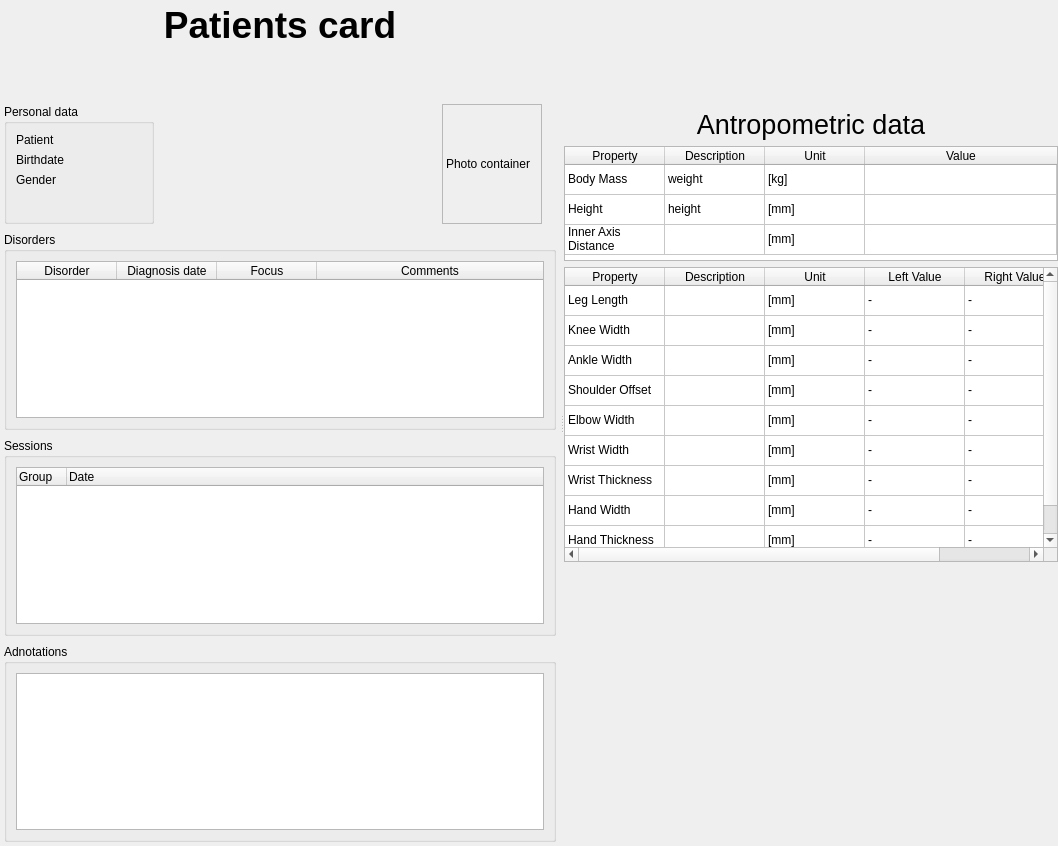
First picture: the form in trunk/src/edr/src/plugins/communication/ui/PatientCardWidget.ui, repository mk4me/hm-mde-one, before the edit.
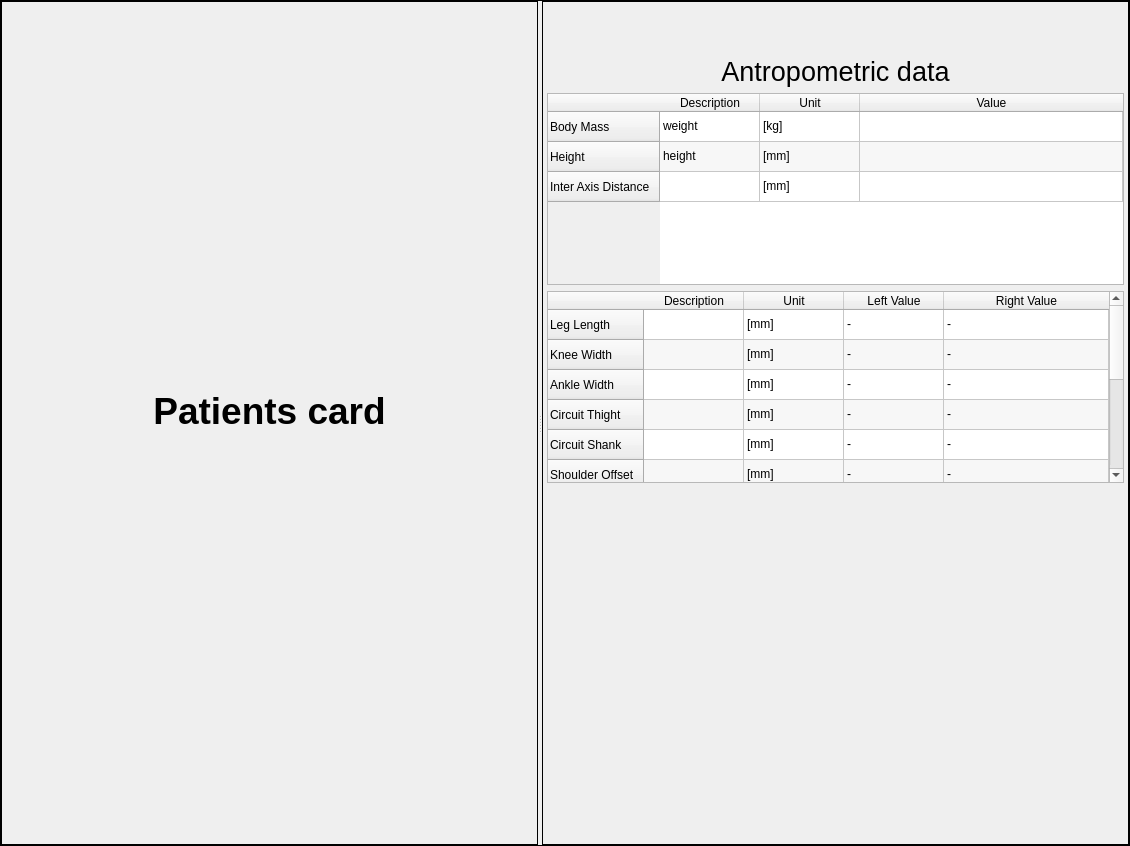
Second picture: the form after the edit.

Patch:
```diff
--- a/trunk/src/edr/src/plugins/communication/ui/PatientCardWidget.ui
+++ b/trunk/src/edr/src/plugins/communication/ui/PatientCardWidget.ui
@@ -1,25 +1,25 @@
 <?xml version="1.0" encoding="UTF-8"?>
 <ui version="4.0">
  <class>PatientCard</class>
- <widget class="QWidget" name="PatientCard">
+ <widget class="QFrame" name="PatientCard">
   <property name="geometry">
    <rect>
     <x>0</x>
     <y>0</y>
-    <width>1058</width>
+    <width>1130</width>
     <height>846</height>
    </rect>
   </property>
-  <property name="minimumSize">
-   <size>
-    <width>400</width>
-    <height>670</height>
-   </size>
-  </property>
   <property name="windowTitle">
    <string>Form</string>
   </property>
-  <layout class="QVBoxLayout" name="verticalLayout_4" stretch="0">
+  <property name="frameShape">
+   <enum>QFrame::Box</enum>
+  </property>
+  <property name="frameShadow">
+   <enum>QFrame::Plain</enum>
+  </property>
+  <layout class="QVBoxLayout" name="verticalLayout_4">
    <property name="spacing">
     <number>0</number>
    </property>
@@ -63,7 +63,7 @@
        </size>
       </property>
       <property name="frameShape">
-       <enum>QFrame::NoFrame</enum>
+       <enum>QFrame::Box</enum>
       </property>
       <layout class="QVBoxLayout" name="verticalLayout_3">
        <property name="spacing">
@@ -74,6 +74,12 @@
        </property>
        <item>
         <widget class="QLabel" name="label">
+         <property name="sizePolicy">
+          <sizepolicy hsizetype="Preferred" vsizetype="Minimum">
+           <horstretch>0</horstretch>
+           <verstretch>0</verstretch>
+          </sizepolicy>
+         </property>
          <property name="font">
           <font>
            <pointsize>28</pointsize>
@@ -87,6 +93,9 @@
          <property name="alignment">
           <set>Qt::AlignCenter</set>
          </property>
+         <property name="margin">
+          <number>9</number>
+         </property>
         </widget>
        </item>
        <item>
@@ -100,277 +109,11 @@
          <property name="sizeHint" stdset="0">
           <size>
            <width>20</width>
-           <height>50</height>
+           <height>25</height>
           </size>
          </property>
         </spacer>
        </item>
-       <item>
-        <layout class="QHBoxLayout" name="horizontalLayout">
-         <property name="spacing">
-          <number>0</number>
-         </property>
-         <property name="sizeConstraint">
-          <enum>QLayout::SetDefaultConstraint</enum>
-         </property>
-         <property name="rightMargin">
-          <number>14</number>
-         </property>
-         <item>
-          <widget class="QGroupBox" name="personalDataBox">
-           <property name="minimumSize">
-            <size>
-             <width>150</width>
-             <height>0</height>
-            </size>
-           </property>
-           <property name="title">
-            <string>Personal data</string>
-           </property>
-           <layout class="QFormLayout" name="formLayout">
-            <property name="fieldGrowthPolicy">
-             <enum>QFormLayout::AllNonFixedFieldsGrow</enum>
-            </property>
-            <property name="leftMargin">
-             <number>9</number>
-            </property>
-            <item row="0" column="0">
-             <widget class="QLabel" name="patientLabel">
-              <property name="text">
-               <string>Patient</string>
-              </property>
-             </widget>
-            </item>
-            <item row="0" column="1">
-             <widget class="QLabel" name="patientValue">
-              <property name="text">
-               <string/>
-              </property>
-             </widget>
-            </item>
-            <item row="1" column="0">
-             <widget class="QLabel" name="birthdateLabel">
-              <property name="text">
-               <string>Birthdate</string>
-              </property>
-             </widget>
-            </item>
-            <item row="1" column="1">
-             <widget class="QLabel" name="birthdateValue">
-              <property name="text">
-               <string/>
-              </property>
-             </widget>
-            </item>
-            <item row="2" column="0">
-             <widget class="QLabel" name="genderLabel">
-              <property name="text">
-               <string>Gender</string>
-              </property>
-             </widget>
-            </item>
-            <item row="2" column="1">
-             <widget class="QLabel" name="genderValue">
-              <property name="text">
-               <string/>
-              </property>
-             </widget>
-            </item>
-           </layout>
-          </widget>
-         </item>
-         <item>
-          <spacer name="horizontalSpacer">
-           <property name="orientation">
-            <enum>Qt::Horizontal</enum>
-           </property>
-           <property name="sizeHint" stdset="0">
-            <size>
-             <width>40</width>
-             <height>20</height>
-            </size>
-           </property>
-          </spacer>
-         </item>
-         <item>
-          <widget class="QLabel" name="photoContainer">
-           <property name="minimumSize">
-            <size>
-             <width>100</width>
-             <height>120</height>
-            </size>
-           </property>
-           <property name="frameShape">
-            <enum>QFrame::StyledPanel</enum>
-           </property>
-           <property name="text">
-            <string>Photo container</string>
-           </property>
-          </widget>
-         </item>
-        </layout>
-       </item>
-       <item>
-        <widget class="QGroupBox" name="disordersBox">
-         <property name="title">
-          <string>Disorders</string>
-         </property>
-         <layout class="QVBoxLayout" name="verticalLayout">
-          <item>
-           <widget class="QTableWidget" name="tableWidget">
-            <property name="sizePolicy">
-             <sizepolicy hsizetype="Expanding" vsizetype="Expanding">
-              <horstretch>0</horstretch>
-              <verstretch>0</verstretch>
-             </sizepolicy>
-            </property>
-            <property name="frameShape">
-             <enum>QFrame::StyledPanel</enum>
-            </property>
-            <property name="frameShadow">
-             <enum>QFrame::Sunken</enum>
-            </property>
-            <property name="editTriggers">
-             <set>QAbstractItemView::NoEditTriggers</set>
-            </property>
-            <property name="showDropIndicator" stdset="0">
-             <bool>false</bool>
-            </property>
-            <property name="alternatingRowColors">
-             <bool>true</bool>
-            </property>
-            <property name="selectionMode">
-             <enum>QAbstractItemView::NoSelection</enum>
-            </property>
-            <property name="textElideMode">
-             <enum>Qt::ElideLeft</enum>
-            </property>
-            <property name="gridStyle">
-             <enum>Qt::SolidLine</enum>
-            </property>
-            <property name="sortingEnabled">
-             <bool>true</bool>
-            </property>
-            <attribute name="horizontalHeaderCascadingSectionResizes">
-             <bool>true</bool>
-            </attribute>
-            <attribute name="horizontalHeaderStretchLastSection">
-             <bool>true</bool>
-            </attribute>
-            <attribute name="verticalHeaderCascadingSectionResizes">
-             <bool>false</bool>
-            </attribute>
-            <attribute name="verticalHeaderShowSortIndicator" stdset="0">
-             <bool>true</bool>
-            </attribute>
-            <attribute name="verticalHeaderStretchLastSection">
-             <bool>false</bool>
-            </attribute>
-            <column>
-             <property name="text">
-              <string>Disorder</string>
-             </property>
-            </column>
-            <column>
-             <property name="text">
-              <string>Diagnosis date</string>
-             </property>
-            </column>
-            <column>
-             <property name="text">
-              <string>Focus</string>
-             </property>
-            </column>
-            <column>
-             <property name="text">
-              <string>Comments</string>
-             </property>
-            </column>
-           </widget>
-          </item>
-         </layout>
-        </widget>
-       </item>
-       <item>
-        <widget class="QGroupBox" name="sessionsBox">
-         <property name="title">
-          <string>Sessions</string>
-         </property>
-         <layout class="QVBoxLayout" name="verticalLayout_2">
-          <item>
-           <widget class="QTreeWidget" name="treeWidget">
-            <property name="editTriggers">
-             <set>QAbstractItemView::NoEditTriggers</set>
-            </property>
-            <property name="tabKeyNavigation">
-             <bool>true</bool>
-            </property>
-            <property name="showDropIndicator" stdset="0">
-             <bool>false</bool>
-            </property>
-            <property name="alternatingRowColors">
-             <bool>true</bool>
-            </property>
-            <property name="uniformRowHeights">
-             <bool>true</bool>
-            </property>
-            <property name="sortingEnabled">
-             <bool>false</bool>
-            </property>
-            <property name="animated">
-             <bool>true</bool>
-            </property>
-            <property name="allColumnsShowFocus">
-             <bool>true</bool>
-            </property>
-            <property name="wordWrap">
-             <bool>true</bool>
-            </property>
-            <attribute name="headerCascadingSectionResizes">
-             <bool>true</bool>
-            </attribute>
-            <attribute name="headerDefaultSectionSize">
-             <number>50</number>
-            </attribute>
-            <attribute name="headerHighlightSections">
-             <bool>true</bool>
-            </attribute>
-            <attribute name="headerMinimumSectionSize">
-             <number>50</number>
-            </attribute>
-            <attribute name="headerShowSortIndicator" stdset="0">
-             <bool>false</bool>
-            </attribute>
-            <attribute name="headerStretchLastSection">
-             <bool>true</bool>
-            </attribute>
-            <column>
-             <property name="text">
-              <string>Group</string>
-             </property>
-            </column>
-            <column>
-             <property name="text">
-              <string>Date</string>
-             </property>
-            </column>
-           </widget>
-          </item>
-         </layout>
-        </widget>
-       </item>
-       <item>
-        <widget class="QGroupBox" name="adnotationsBox">
-         <property name="title">
-          <string>Adnotations</string>
-         </property>
-         <layout class="QVBoxLayout" name="verticalLayout_5">
-          <item>
-           <widget class="QTextEdit" name="textEdit"/>
-          </item>
-         </layout>
-        </widget>
-       </item>
       </layout>
      </widget>
      <widget class="QFrame" name="detailsFrame">
@@ -381,20 +124,11 @@
        </sizepolicy>
       </property>
       <property name="frameShape">
-       <enum>QFrame::NoFrame</enum>
+       <enum>QFrame::Box</enum>
       </property>
       <layout class="QVBoxLayout" name="verticalLayout_6">
-       <property name="leftMargin">
-        <number>0</number>
-       </property>
-       <property name="topMargin">
-        <number>9</number>
-       </property>
-       <property name="rightMargin">
-        <number>0</number>
-       </property>
-       <property name="bottomMargin">
-        <number>9</number>
+       <property name="margin">
+        <number>4</number>
        </property>
        <item>
         <spacer name="verticalSpacer_2">
@@ -407,7 +141,7 @@
          <property name="sizeHint" stdset="0">
           <size>
            <width>20</width>
-           <height>100</height>
+           <height>50</height>
           </size>
          </property>
         </spacer>
@@ -430,7 +164,7 @@
        <item>
         <widget class="QTableWidget" name="generalDataTable">
          <property name="sizePolicy">
-          <sizepolicy hsizetype="Expanding" vsizetype="Fixed">
+          <sizepolicy hsizetype="Expanding" vsizetype="Preferred">
            <horstretch>0</horstretch>
            <verstretch>0</verstretch>
           </sizepolicy>
@@ -438,13 +172,13 @@
          <property name="minimumSize">
           <size>
            <width>0</width>
-           <height>115</height>
+           <height>0</height>
           </size>
          </property>
          <property name="maximumSize">
           <size>
            <width>16777215</width>
-           <height>115</height>
+           <height>16777215</height>
           </size>
          </property>
          <property name="editTriggers">
@@ -456,12 +190,18 @@
          <property name="dragDropOverwriteMode">
           <bool>false</bool>
          </property>
+         <property name="alternatingRowColors">
+          <bool>true</bool>
+         </property>
          <property name="selectionMode">
           <enum>QAbstractItemView::SingleSelection</enum>
          </property>
          <property name="selectionBehavior">
           <enum>QAbstractItemView::SelectRows</enum>
          </property>
+         <property name="textElideMode">
+          <enum>Qt::ElideRight</enum>
+         </property>
          <attribute name="horizontalHeaderVisible">
           <bool>true</bool>
          </attribute>
@@ -469,7 +209,7 @@
           <bool>true</bool>
          </attribute>
          <attribute name="horizontalHeaderMinimumSectionSize">
-          <number>1</number>
+          <number>100</number>
          </attribute>
          <attribute name="horizontalHeaderShowSortIndicator" stdset="0">
           <bool>false</bool>
@@ -478,90 +218,70 @@
           <bool>true</bool>
          </attribute>
          <attribute name="verticalHeaderVisible">
-          <bool>false</bool>
+          <bool>true</bool>
          </attribute>
          <attribute name="verticalHeaderCascadingSectionResizes">
           <bool>true</bool>
          </attribute>
          <attribute name="verticalHeaderMinimumSectionSize">
-          <number>0</number>
+          <number>19</number>
          </attribute>
          <row>
-          <property name="text">
-           <string>BodyMass</string>
-          </property>
-         </row>
-         <row>
-          <property name="text">
-           <string>Height</string>
-          </property>
-         </row>
-         <row>
-          <property name="text">
-           <string>InnerAxisDistance</string>
-          </property>
-         </row>
-         <column>
-          <property name="text">
-           <string>Property</string>
-          </property>
-         </column>
-         <column>
-          <property name="text">
-           <string>Description</string>
-          </property>
-         </column>
-         <column>
-          <property name="text">
-           <string>Unit</string>
-          </property>
-         </column>
-         <column>
-          <property name="text">
-           <string>Value</string>
-          </property>
-         </column>
-         <item row="0" column="0">
           <property name="text">
            <string>Body Mass</string>
           </property>
-         </item>
-         <item row="0" column="1">
+         </row>
+         <row>
+          <property name="text">
+           <string>Height</string>
+          </property>
+         </row>
+         <row>
+          <property name="text">
+           <string>Inter Axis Distance</string>
+          </property>
+         </row>
+         <column>
+          <property name="text">
+           <string>Description</string>
+          </property>
+         </column>
+         <column>
+          <property name="text">
+           <string>Unit</string>
+          </property>
+         </column>
+         <column>
+          <property name="text">
+           <string>Value</string>
+          </property>
+         </column>
+         <item row="0" column="0">
           <property name="text">
            <string>weight</string>
           </property>
          </item>
-         <item row="0" column="2">
+         <item row="0" column="1">
           <property name="text">
            <string>[kg]</string>
           </property>
          </item>
          <item row="1" column="0">
           <property name="text">
-           <string>Height</string>
-          </property>
-         </item>
-         <item row="1" column="1">
-          <property name="text">
            <string>height</string>
           </property>
          </item>
-         <item row="1" column="2">
+         <item row="1" column="1">
           <property name="text">
            <string>[mm]</string>
           </property>
          </item>
          <item row="2" column="0">
           <property name="text">
-           <string>Inner Axis Distance</string>
-          </property>
-         </item>
-         <item row="2" column="1">
-          <property name="text">
            <string/>
           </property>
          </item>
-         <item row="2" column="2">
+         <item row="2" column="1">
           <property name="text">
            <string>[mm]</string>
           </property>
@@ -571,7 +291,7 @@
        <item>
         <widget class="QTableWidget" name="leftRightDataTable">
          <property name="sizePolicy">
-          <sizepolicy hsizetype="Expanding" vsizetype="Fixed">
+          <sizepolicy hsizetype="Expanding" vsizetype="Preferred">
            <horstretch>0</horstretch>
            <verstretch>0</verstretch>
           </sizepolicy>
@@ -579,13 +299,13 @@
          <property name="minimumSize">
           <size>
            <width>0</width>
-           <height>295</height>
+           <height>0</height>
           </size>
          </property>
          <property name="maximumSize">
           <size>
            <width>16777215</width>
-           <height>295</height>
+           <height>16777215</height>
           </size>
          </property>
          <property name="editTriggers">
@@ -597,6 +317,9 @@
          <property name="dragDropOverwriteMode">
           <bool>false</bool>
          </property>
+         <property name="alternatingRowColors">
+          <bool>true</bool>
+         </property>
          <property name="selectionMode">
           <enum>QAbstractItemView::SingleSelection</enum>
          </property>
@@ -604,13 +327,13 @@
           <enum>QAbstractItemView::SelectRows</enum>
          </property>
          <property name="columnCount">
-          <number>5</number>
+          <number>4</number>
          </property>
          <attribute name="horizontalHeaderCascadingSectionResizes">
           <bool>true</bool>
          </attribute>
          <attribute name="horizontalHeaderMinimumSectionSize">
-          <number>1</number>
+          <number>100</number>
          </attribute>
          <attribute name="horizontalHeaderShowSortIndicator" stdset="0">
           <bool>false</bool>
@@ -619,61 +342,66 @@
           <bool>true</bool>
          </attribute>
          <attribute name="verticalHeaderVisible">
-          <bool>false</bool>
+          <bool>true</bool>
          </attribute>
          <attribute name="verticalHeaderCascadingSectionResizes">
           <bool>true</bool>
          </attribute>
          <row>
           <property name="text">
-           <string>LegLength</string>
+           <string>Leg Length</string>
           </property>
          </row>
          <row>
           <property name="text">
-           <string>KneeWidth</string>
+           <string>Knee Width</string>
           </property>
          </row>
          <row>
           <property name="text">
-           <string>AnkleWidth</string>
+           <string>Ankle Width</string>
           </property>
          </row>
          <row>
           <property name="text">
-           <string>ShoulderOffset</string>
+           <string>Circuit Thight</string>
           </property>
          </row>
          <row>
           <property name="text">
-           <string>ElbowWidth</string>
+           <string>Circuit Shank</string>
           </property>
          </row>
          <row>
           <property name="text">
-           <string>WristZ</string>
+           <string>Shoulder Offset</string>
           </property>
          </row>
          <row>
           <property name="text">
-           <string>WristX</string>
+           <string>Elbow Width</string>
           </property>
          </row>
          <row>
           <property name="text">
-           <string>HandX</string>
+           <string>Wrist Width</string>
           </property>
          </row>
          <row>
           <property name="text">
-           <string>HandZ</string>
+           <string>Wrist Thickness</string>
           </property>
          </row>
-         <column>
+         <row>
           <property name="text">
-           <string>Property</string>
+           <string>Hand Width</string>
           </property>
-         </column>
+         </row>
+         <row>
+          <property name="text">
+           <string>Hand Thickness</string>
+          </property>
+         </row>
          <column>
           <property name="text">
            <string>Description</string>
@@ -696,77 +424,62 @@
          </column>
          <item row="0" column="0">
           <property name="text">
-           <string>Leg Length</string>
-          </property>
-         </item>
-         <item row="0" column="1">
-          <property name="text">
            <string/>
           </property>
          </item>
-         <item row="0" column="2">
+         <item row="0" column="1">
           <property name="text">
            <string>[mm]</string>
           </property>
          </item>
+         <item row="0" column="2">
+          <property name="text">
+           <string>-</string>
+          </property>
+         </item>
          <item row="0" column="3">
           <property name="text">
            <string>-</string>
           </property>
          </item>
-         <item row="0" column="4">
-          <property name="text">
-           <string>-</string>
-          </property>
-         </item>
-         <item row="1" column="0">
-          <property name="text">
-           <string>Knee Width</string>
-          </property>
-         </item>
-         <item row="1" column="2">
+         <item row="1" column="1">
           <property name="text">
            <string>[mm]</string>
           </property>
          </item>
+         <item row="1" column="2">
+          <property name="text">
+           <string>-</string>
+          </property>
+         </item>
          <item row="1" column="3">
           <property name="text">
            <string>-</string>
           </property>
          </item>
-         <item row="1" column="4">
-          <property name="text">
-           <string>-</string>
-          </property>
-         </item>
-         <item row="2" column="0">
-          <property name="text">
-           <string>Ankle Width</string>
-          </property>
-         </item>
-         <item row="2" column="2">
+         <item row="2" column="1">
           <property name="text">
            <string>[mm]</string>
           </property>
          </item>
+         <item row="2" column="2">
+          <property name="text">
+           <string>-</string>
+          </property>
+         </item>
          <item row="2" column="3">
           <property name="text">
            <string>-</string>
           </property>
          </item>
-         <item row="2" column="4">
+         <item row="3" column="1">
           <property name="text">
-           <string>-</string>
-          </property>
-         </item>
-         <item row="3" column="0">
-          <property name="text">
-           <string>Shoulder Offset</string>
+           <string>[mm]</string>
           </property>
          </item>
          <item row="3" column="2">
           <property name="text">
-           <string>[mm]</string>
+           <string>-</string>
           </property>
          </item>
          <item row="3" column="3">
@@ -774,19 +487,14 @@
            <string>-</string>
           </property>
          </item>
-         <item row="3" column="4">
+         <item row="4" column="1">
           <property name="text">
-           <string>-</string>
-          </property>
-         </item>
-         <item row="4" column="0">
-          <property name="text">
-           <string>Elbow Width</string>
+           <string>[mm]</string>
           </property>
          </item>
          <item row="4" column="2">
           <property name="text">
-           <string>[mm]</string>
+           <string>-</string>
           </property>
          </item>
          <item row="4" column="3">
@@ -794,19 +502,14 @@
            <string>-</string>
           </property>
          </item>
-         <item row="4" column="4">
+         <item row="5" column="1">
           <property name="text">
-           <string>-</string>
-          </property>
-         </item>
-         <item row="5" column="0">
-          <property name="text">
-           <string>Wrist Width</string>
+           <string>[mm]</string>
           </property>
          </item>
          <item row="5" column="2">
           <property name="text">
-           <string>[mm]</string>
+           <string>-</string>
           </property>
          </item>
          <item row="5" column="3">
@@ -814,19 +517,14 @@
            <string>-</string>
           </property>
          </item>
-         <item row="5" column="4">
+         <item row="6" column="1">
           <property name="text">
-           <string>-</string>
-          </property>
-         </item>
-         <item row="6" column="0">
-          <property name="text">
-           <string>Wrist Thickness</string>
+           <string>[mm]</string>
           </property>
          </item>
          <item row="6" column="2">
           <property name="text">
-           <string>[mm]</string>
+           <string>-</string>
           </property>
          </item>
          <item row="6" column="3">
@@ -834,19 +532,14 @@
            <string>-</string>
           </property>
          </item>
-         <item row="6" column="4">
+         <item row="7" column="1">
           <property name="text">
-           <string>-</string>
-          </property>
-         </item>
-         <item row="7" column="0">
-          <property name="text">
-           <string>Hand Width</string>
+           <string>[mm]</string>
           </property>
          </item>
          <item row="7" column="2">
           <property name="text">
-           <string>[mm]</string>
+           <string>-</string>
           </property>
          </item>
          <item row="7" column="3">
@@ -854,19 +547,14 @@
            <string>-</string>
           </property>
          </item>
-         <item row="7" column="4">
+         <item row="8" column="1">
           <property name="text">
-           <string>-</string>
-          </property>
-         </item>
-         <item row="8" column="0">
-          <property name="text">
-           <string>Hand Thickness</string>
+           <string>[mm]</string>
           </property>
          </item>
          <item row="8" column="2">
           <property name="text">
-           <string>[mm]</string>
+           <string>-</string>
           </property>
          </item>
          <item row="8" column="3">
@@ -874,7 +562,32 @@
            <string>-</string>
           </property>
          </item>
-         <item row="8" column="4">
+         <item row="9" column="1">
+          <property name="text">
+           <string>[mm]</string>
+          </property>
+         </item>
+         <item row="9" column="2">
+          <property name="text">
+           <string>-</string>
+          </property>
+         </item>
+         <item row="9" column="3">
+          <property name="text">
+           <string>-</string>
+          </property>
+         </item>
+         <item row="10" column="1">
+          <property name="text">
+           <string>[mm]</string>
+          </property>
+         </item>
+         <item row="10" column="2">
+          <property name="text">
+           <string>-</string>
+          </property>
+         </item>
+         <item row="10" column="3">
           <property name="text">
            <string>-</string>
           </property>
```
Left out of the diff: 9 changed lines with no effect on the pictures.
